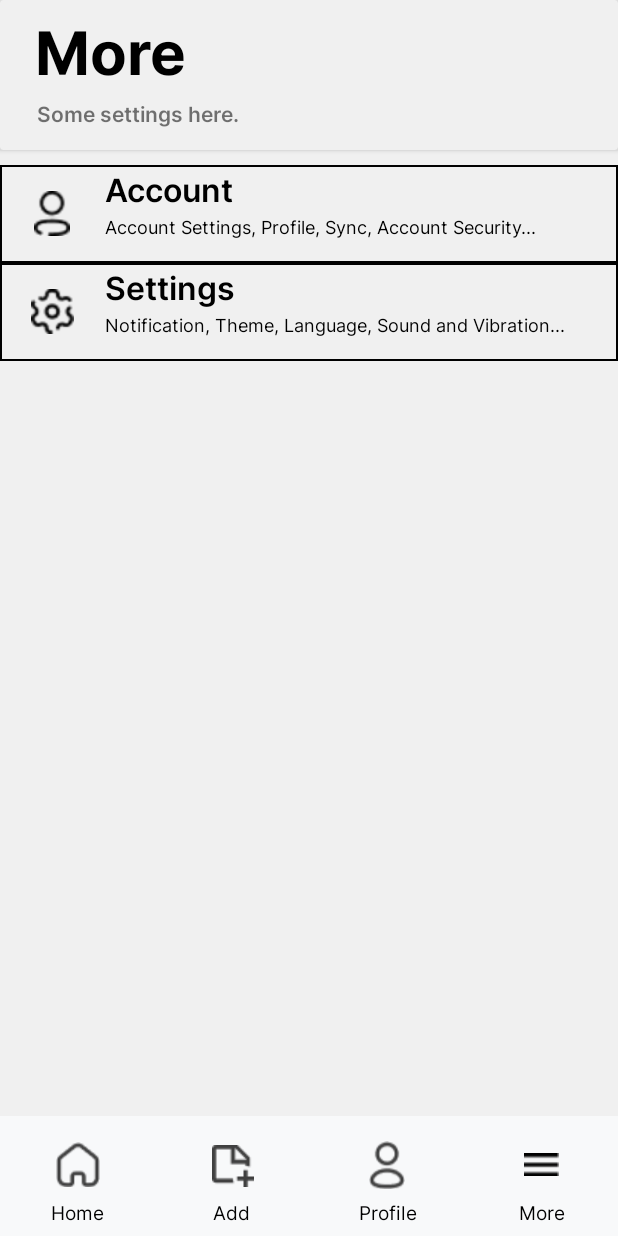
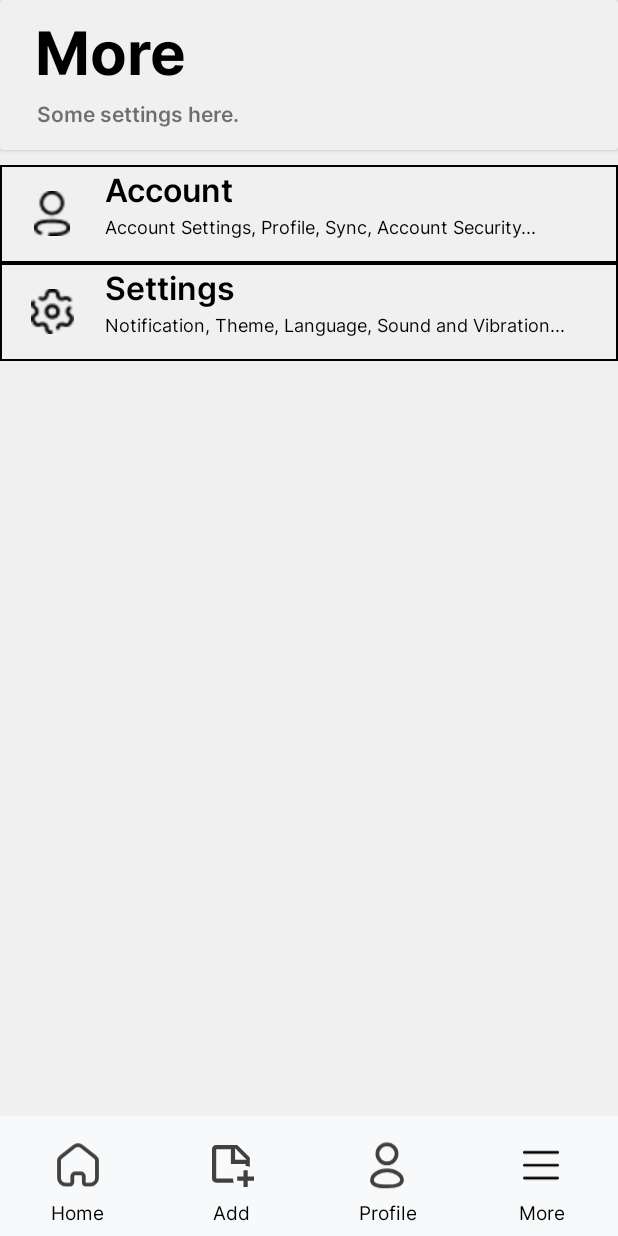
Before and after one commit to heimin22/Appointment_Scheduler, an Android app: the MainActivity5 screen opened directly, with no data from a screen before it, on a phone screen of 412 x 824 dp. Run offline under Robolectric (Android 15) with nearby library versions, the phone set to English and light mode, and no system bars.

Commit message:
fixed activity_main5 icons

```diff
--- a/app/src/main/res/layout/activity_main5.xml
+++ b/app/src/main/res/layout/activity_main5.xml
@@ -196,7 +196,7 @@
                 android:layout_weight="1"
                 android:background="@android:color/transparent"
                 android:scaleType="centerInside"
-                android:src="@drawable/homev2"
+                android:src="@drawable/home_icon"
                 android:translationY="7.5dp" />
 
 
@@ -207,7 +207,7 @@
                 android:layout_weight="1"
                 android:background="@android:color/transparent"
                 android:scaleType="centerInside"
-                android:src="@drawable/addv2"
+                android:src="@drawable/add_sched_icon"
                 android:translationY="8dp" />
 
             <ImageButton
@@ -217,7 +217,7 @@
                 android:layout_weight="1"
                 android:background="@android:color/transparent"
                 android:scaleType="centerInside"
-                android:src="@drawable/profilev2"
+                android:src="@drawable/profile_icon"
                 android:translationY="7.5dp" />
 
             <ImageButton
@@ -227,7 +227,7 @@
                 android:layout_weight="1"
                 android:background="@android:color/transparent"
                 android:scaleType="centerInside"
-                android:src="@drawable/menu"
+                android:src="@drawable/more_icon"
                 android:translationY="7.5dp" />
 
         </LinearLayout>
```
